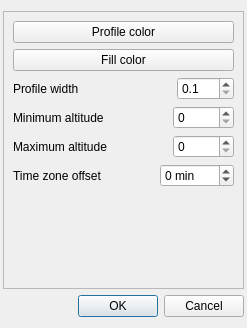
Qt form ui/profileconfigdialog.ui (salsergey/gpxviewer) before a commit.
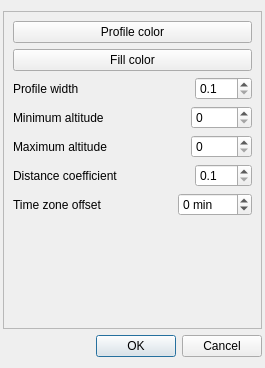
The same form after that commit. Custom widgets are drawn as their Qt base class.

Commit message: * Possibility to change distance coefficient * Attempt to fix showing not selected point at Google maps (first selected point is shown now).

The edit to the form file:
```diff
--- a/ui/profileconfigdialog.ui
+++ b/ui/profileconfigdialog.ui
@@ -9,8 +9,8 @@
    <rect>
     <x>0</x>
     <y>0</y>
-    <width>247</width>
-    <height>328</height>
+    <width>265</width>
+    <height>368</height>
    </rect>
   </property>
   <property name="windowTitle">
@@ -124,6 +124,36 @@
         </item>
        </layout>
       </item>
+      <item>
+       <layout class="QHBoxLayout" name="horizontalLayout_5">
+        <item>
+         <widget class="QLabel" name="label_8">
+          <property name="sizePolicy">
+           <sizepolicy hsizetype="MinimumExpanding" vsizetype="Preferred">
+            <horstretch>0</horstretch>
+            <verstretch>0</verstretch>
+           </sizepolicy>
+          </property>
+          <property name="text">
+           <string>Distance coefficient</string>
+          </property>
+         </widget>
+        </item>
+        <item>
+         <widget class="QDoubleSpinBox" name="distanceCoeffSpinBox">
+          <property name="decimals">
+           <number>1</number>
+          </property>
+          <property name="minimum">
+           <double>0.100000000000000</double>
+          </property>
+          <property name="singleStep">
+           <double>0.100000000000000</double>
+          </property>
+         </widget>
+        </item>
+       </layout>
+      </item>
       <item>
        <layout class="QHBoxLayout" name="horizontalLayout_4">
         <item>
```
The commit also changes 13 other files.
